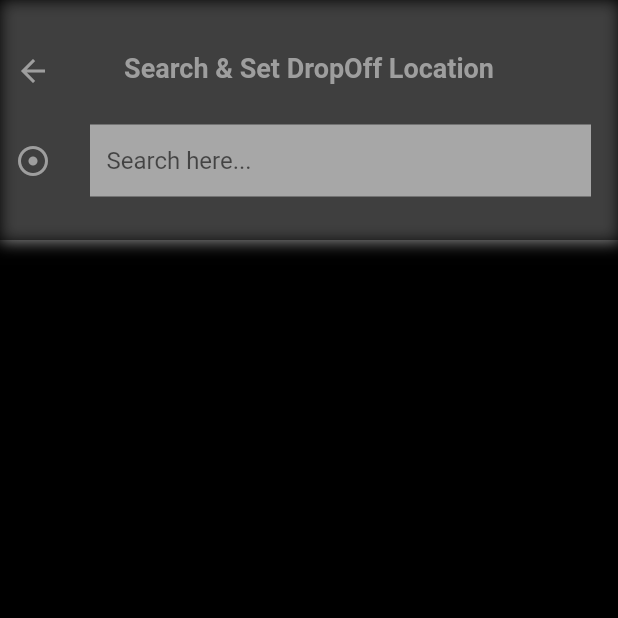
After one commit to Chi-naza/soft_ride, a Flutter app: the MainScreen screen opened directly, after a tap on "To", on a phone screen of 412 x 824 dp, the top half of it. The commit adds this screen. Run offline on Flutter 3.47's test engine with Material 2 defaults, Android fonts, the phone set to English and light mode, and no system bars; our stand-ins replace firebase_auth, firebase_core, firebase_database, fluttertoast, geolocator, google_maps_flutter; accounts and stored records are empty.

Commit message:
Auto-complete search of Places implemented. Started off With Directions API

```diff
--- a/lib/mainScreens/main_screen.dart
+++ b/lib/mainScreens/main_screen.dart
@@ -7,6 +7,7 @@ import 'package:provider/provider.dart';
 import 'package:soft_ride/Firebase_Service/global.dart';
 import 'package:soft_ride/Info_Handler/app_info.dart';
 import 'package:soft_ride/constants/helper_methods.dart';
+import 'package:soft_ride/mainScreens/search_places_screen.dart';
 import 'package:soft_ride/widgets/custom_drawer.dart';
 
 class MainScreen extends StatefulWidget {
@@ -176,7 +177,7 @@ class _MainScreenState extends State<MainScreen> {
                                 Provider.of<AppInfo>(context).userPickUpLocation != null?
                                   "${(Provider.of<AppInfo>(context).userPickUpLocation!.locationName!).substring(0,35)}..."
                                   :
-                                  "Not getting address",
+                                  "Unable to fecth your address",
                                 style: TextStyle(color: Colors.grey, fontSize: 14),
                               ),
                             ],
@@ -187,24 +188,39 @@ class _MainScreenState extends State<MainScreen> {
                       const Divider(height: 1, thickness: 1, color: Colors.grey),
                       const SizedBox(height: 16.0),
                       // TO
-                      Row(
+                      GestureDetector(
+                        onTap: () {
+                          // Go to search for places screen
+                          var responseFromSearchScreen = Navigator.of(context).push(MaterialPageRoute(builder: (c) => const SearchPlacesScreen()));
+
+                          if(responseFromSearchScreen == "obtainedDropoff"){
+                            // Draw Polyline
+                            print('I am drawing lines now');
+                          }
+
+                        },
+                        child: Row(
                           children: [
                             const Icon(Icons.add_location_alt_outlined, color: Colors.grey),
                             const SizedBox(width: 12.0,),
                             Column(
                               crossAxisAlignment: CrossAxisAlignment.start,
-                            children: const [
-                              Text(
+                              children: [
+                                const Text(
                                   "To",
                                   style: TextStyle(color: Colors.grey, fontSize: 12),
                                 ),
                                 Text(
-                                "Where to go?",
+                                  Provider.of<AppInfo>(context).userDropOffLocation != null?
+                                  Provider.of<AppInfo>(context).userDropOffLocation!.locationName!
+                                  :
+                                  "Where do you intend to go?",
                                   style: TextStyle(color: Colors.grey, fontSize: 14),
                                 ),
                               ],
                             ),
                           ],
+                        ),
                       ),
                       const SizedBox(height: 10.0),
                       const Divider(height: 1, thickness: 1, color: Colors.grey),
--- /dev/null
+++ b/lib/mainScreens/search_places_screen.dart
@@ -0,0 +1,173 @@
+import 'package:flutter/foundation.dart';
+import 'package:flutter/material.dart';
+import 'package:soft_ride/constants/map_keys.dart';
+import 'package:soft_ride/constants/request_methods.dart';
+import 'package:soft_ride/models/predicted_places_model.dart';
+import 'package:soft_ride/widgets/place_prediction_tile.dart';
+
+class SearchPlacesScreen extends StatefulWidget {
+  const SearchPlacesScreen({super.key});
+
+  @override
+  State<SearchPlacesScreen> createState() => _SearchPlacesScreenState();
+}
+
+
+
+
+class _SearchPlacesScreenState extends State<SearchPlacesScreen> {
+
+  // List holding the predicted places gotten from Places Auto Search
+  List<PredictedPlacesModel> placesPredictedList = [];
+
+
+  // A method that will implement the Place Auto Complete Search
+  Future<void> findPlaceAutoCompleteSearch(String inputText) async {
+    // 2 or more than 2 input characters will trigger the autoComplete
+    if(inputText.length > 1) {
+      String urlAutoCompleteSearch = "https://maps.googleapis.com/maps/api/place/autocomplete/json?input=$inputText&key=$googleMapAPIkey&components=country:NG";
+
+      // A variable that will hold the fetched suggested places
+      var responseAutoCompleteSearch = await RequestMethods.receiveRequest(urlAutoCompleteSearch);
+
+      if(responseAutoCompleteSearch == "Error Occurred, Failed. No Response.") {
+        return;
+      }
+
+      if(responseAutoCompleteSearch["status"] == "OK") {
+        // getting the predictions
+        var placePredictions = responseAutoCompleteSearch["predictions"];
+        // Testing
+        if(kDebugMode) print(responseAutoCompleteSearch);
+        // Converting the data to List and deserializing it
+        var placePredictionsList = (placePredictions as List).map((jsonData) => PredictedPlacesModel.fromJson(jsonData)).toList();
+
+        setState(() {
+          // populating our list
+          placesPredictedList = placePredictionsList;
+        });
+      }
+    }
+  }
+
+
+
+
+    @override
+  Widget build(BuildContext context) {
+    return Scaffold(
+      backgroundColor: Colors.black,
+      body: Column(
+        children: [
+          //search place UI
+          Container(
+            height: 160,
+            decoration: const BoxDecoration(
+              color: Colors.black54,
+              boxShadow:
+              [
+                BoxShadow(
+                  color: Colors.white54,
+                  blurRadius: 8,
+                  spreadRadius: 0.5,
+                  offset: Offset(
+                    0.7,
+                    0.7,
+                  ),
+                ),
+              ],
+            ),
+            child: Padding(
+              padding: const EdgeInsets.all(10.0),
+              child: Column(
+                children: [
+                  const SizedBox(height: 25.0),
+                  Stack(
+                    children: [
+                      // Arrow Back Icon
+                      GestureDetector(
+                        onTap: () {
+                          Navigator.pop(context);
+                        },
+                        child: const Icon(
+                          Icons.arrow_back,
+                          color: Colors.grey,
+                        ),
+                      ),
+                      // Search & Set DropOFF TEXT
+                      const Center(
+                        child: Text(
+                          "Search & Set DropOff Location",
+                          style: TextStyle(
+                            fontSize: 18.0,
+                            color: Colors.grey,
+                            fontWeight: FontWeight.bold,
+                          ),
+                        ),
+                      ),
+                    ],
+                  ),
+                  const SizedBox(height: 16.0),
+                  // Icon & Textfield for Searching places
+                  Row(
+                    children: [
+                      // Icon: adjust_sharp
+                      const Icon(
+                        Icons.adjust_sharp,
+                        color: Colors.grey,
+                      ),
+                      const SizedBox(width: 18.0,),
+                      // The textfield
+                      Expanded(
+                        child: Padding(
+                          padding: const EdgeInsets.all(8.0),
+                          child: TextField(
+                            onChanged: (valueTyped) {
+                              findPlaceAutoCompleteSearch(valueTyped);
+                            },
+                            decoration: const InputDecoration(
+                              hintText: "Search here...",
+                              fillColor: Colors.white54,
+                              filled: true,
+                              border: InputBorder.none,
+                              contentPadding: EdgeInsets.only(
+                                  left: 11.0,
+                                  top: 8.0,
+                                  bottom: 8.0,
+                              ),
+                            ),
+                          ),
+                        ),
+                      ),
+                    ],
+                  ),
+                ],
+              ),
+            ),
+          ),
+          // Display place predictions result
+          (placesPredictedList.isNotEmpty)
+            ? Expanded(
+                child: ListView.separated(
+                  itemCount: placesPredictedList.length,
+                  physics: const ClampingScrollPhysics(),
+                  itemBuilder: (context, index) {
+                    return PlacePredictionTileDesign(
+                      predictedPlaces: placesPredictedList[index],
+                    );
+                  },
+                  separatorBuilder: (BuildContext context, int index) {
+                    return const Divider(
+                      height: 1,
+                      color: Colors.white,
+                      thickness: 1,
+                    );
+                  },
+                ),
+              )
+            : Container(),
+        ],
+      ),
+    );
+  }
+}
--- /dev/null
+++ b/lib/models/predicted_places_model.dart
@@ -0,0 +1,18 @@
+class PredictedPlacesModel {
+  String? place_id;
+  String? main_text;
+  String? secondary_text;
+
+  PredictedPlacesModel({
+    this.place_id,
+    this.main_text,
+    this.secondary_text,
+  });
+
+  PredictedPlacesModel.fromJson(Map<String, dynamic> jsonData) {
+    place_id = jsonData["place_id"];
+    main_text = jsonData["structured_formatting"]["main_text"];
+    secondary_text = jsonData["structured_formatting"]["secondary_text"];
+  }
+
+}
--- a/lib/widgets/custom_drawer.dart
+++ b/lib/widgets/custom_drawer.dart
@@ -3,8 +3,8 @@ import 'package:soft_ride/Firebase_Service/global.dart';
 import 'package:soft_ride/intro/splash_screen.dart';
 
 class MyDrawerWidget extends StatefulWidget {
-  String? name;
-  String? email;
+  final String? name;
+  final String? email;
 
   MyDrawerWidget({super.key, this.name, this.email});
 
```
Also changed, not shown: lib/Info_Handler/app_info.dart (+6 -1 lines), lib/constants/helper_methods.dart (+31 -0 lines), lib/models/directions_details_info_model.dart (added, +16 -0 lines), lib/widgets/place_prediction_tile.dart (added, +108 -0 lines), pubspec.lock, 1 other file. Lines whose indentation alone changed are shown as unchanged.
